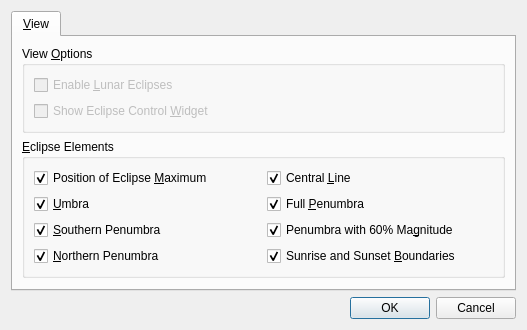
This is src/plugins/render/eclipses/EclipsesConfigDialog.ui in KDE/marble as Qt 5 draws it before an edit. The edited form follows.
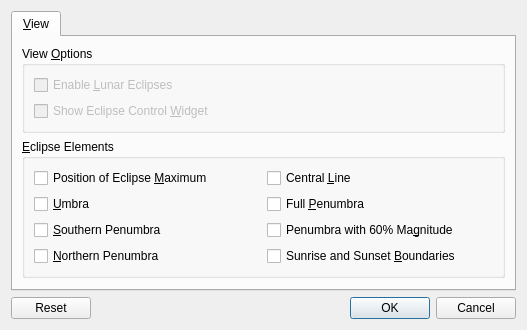
This is the edited form.

Commit message: EclipsesPlugin: Implement reading and writing of settings

```diff
--- a/src/plugins/render/eclipses/EclipsesConfigDialog.ui
+++ b/src/plugins/render/eclipses/EclipsesConfigDialog.ui
@@ -64,6 +64,9 @@
          <property name="title">
           <string>&amp;Eclipse Elements</string>
          </property>
+         <property name="checkable">
+          <bool>false</bool>
+         </property>
          <layout class="QGridLayout" name="gridLayout">
           <item row="6" column="0">
            <widget class="QCheckBox" name="checkBoxNorthernPenumbra">
@@ -71,7 +74,7 @@
              <string>&amp;Northern Penumbra</string>
             </property>
             <property name="checked">
-             <bool>true</bool>
+             <bool>false</bool>
             </property>
            </widget>
           </item>
@@ -81,7 +84,7 @@
              <string>&amp;Umbra</string>
             </property>
             <property name="checked">
-             <bool>true</bool>
+             <bool>false</bool>
             </property>
            </widget>
           </item>
@@ -91,7 +94,7 @@
              <string>Position of Eclipse &amp;Maximum</string>
             </property>
             <property name="checked">
-             <bool>true</bool>
+             <bool>false</bool>
             </property>
            </widget>
           </item>
@@ -101,7 +104,7 @@
              <string>Central &amp;Line</string>
             </property>
             <property name="checked">
-             <bool>true</bool>
+             <bool>false</bool>
             </property>
            </widget>
           </item>
@@ -111,7 +114,7 @@
              <string>Full &amp;Penumbra</string>
             </property>
             <property name="checked">
-             <bool>true</bool>
+             <bool>false</bool>
             </property>
            </widget>
           </item>
@@ -121,7 +124,7 @@
              <string>Sunrise and Sunset &amp;Boundaries</string>
             </property>
             <property name="checked">
-             <bool>true</bool>
+             <bool>false</bool>
             </property>
            </widget>
           </item>
@@ -131,7 +134,7 @@
              <string>&amp;Southern Penumbra</string>
             </property>
             <property name="checked">
-             <bool>true</bool>
+             <bool>false</bool>
             </property>
            </widget>
           </item>
@@ -141,7 +144,7 @@
              <string>Penumbra with 60% Ma&amp;gnitude</string>
             </property>
             <property name="checked">
-             <bool>true</bool>
+             <bool>false</bool>
             </property>
            </widget>
           </item>
@@ -171,7 +174,7 @@
       <enum>Qt::Horizontal</enum>
      </property>
      <property name="standardButtons">
-      <set>QDialogButtonBox::Cancel|QDialogButtonBox::Ok</set>
+      <set>QDialogButtonBox::Cancel|QDialogButtonBox::Ok|QDialogButtonBox::Reset</set>
      </property>
     </widget>
    </item>
```
Left out of the diff: 24 changed lines with no effect on the pictures. The commit also changes 2 other files.
